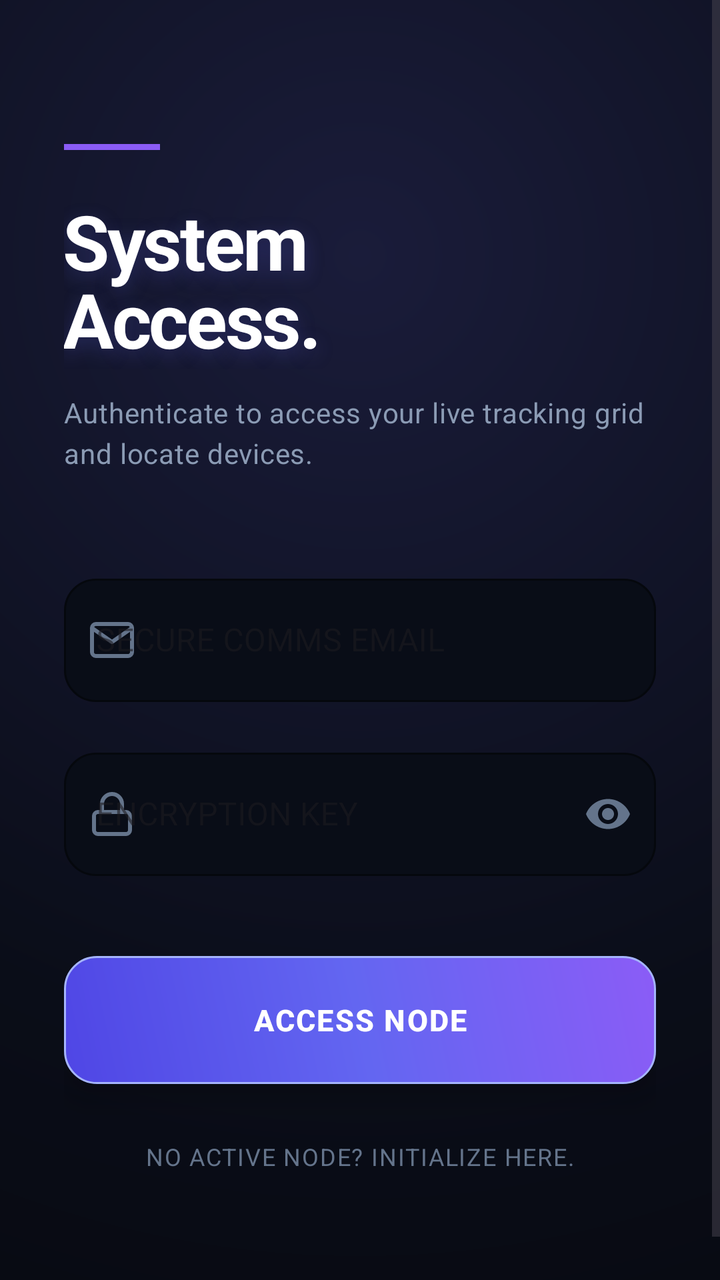
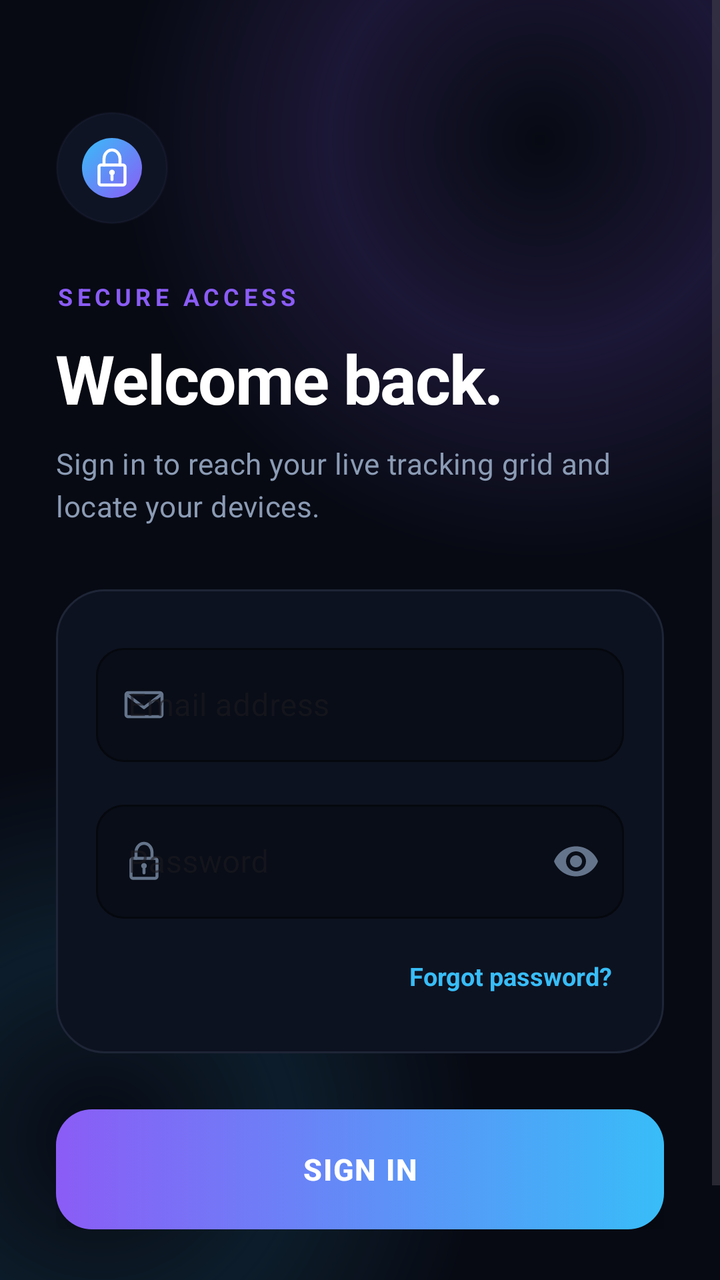

Before-and-after screenshots of an Android layout around one commit, followed by the original layout XML and the change that was made.
<!-- AndroidManifest.xml: application theme Theme.Gotilo -->
<!-- res/layout/activity_login.xml -->
<?xml version="1.0" encoding="utf-8"?>
<ScrollView xmlns:android="http://schemas.android.com/apk/res/android"
    xmlns:app="http://schemas.android.com/apk/res-auto"
    xmlns:tools="http://schemas.android.com/tools"
    android:layout_width="match_parent"
    android:layout_height="match_parent"
    android:background="@drawable/bg_ambient_glow"
    android:fillViewport="true"
    android:overScrollMode="never">

    <androidx.constraintlayout.widget.ConstraintLayout
        android:layout_width="match_parent"
        android:layout_height="wrap_content"
        android:paddingHorizontal="32dp"
        android:paddingVertical="40dp">

        
        <View
            android:id="@+id/techAccent"
            android:layout_width="48dp"
            android:layout_height="3dp"
            android:layout_marginTop="32dp"
            android:background="#8B5CF6"
            app:layout_constraintStart_toStartOf="parent"
            app:layout_constraintTop_toTopOf="parent" />

        
        <TextView
            android:id="@+id/tvTitle"
            android:layout_width="0dp"
            android:layout_height="wrap_content"
            android:layout_marginTop="20dp"
            android:text="System\nAccess."
            android:textColor="#FFFFFF"
            android:textSize="38sp"
            android:textStyle="bold"
            android:lineSpacingExtra="-6dp"
            android:letterSpacing="-0.03"
            android:shadowColor="#406366F1"
            android:shadowDx="0"
            android:shadowDy="8"
            android:shadowRadius="24"
            app:layout_constraintEnd_toEndOf="parent"
            app:layout_constraintStart_toStartOf="parent"
            app:layout_constraintTop_toBottomOf="@id/techAccent" />

        <TextView
            android:id="@+id/tvSubtitle"
            android:layout_width="0dp"
            android:layout_height="wrap_content"
            android:layout_marginTop="12dp"
            android:text="Authenticate to access your live tracking grid and locate devices."
            android:textColor="#8B9BB4"
            android:textSize="14sp"
            android:letterSpacing="0.02"
            android:lineSpacingExtra="4dp"
            app:layout_constraintEnd_toEndOf="parent"
            app:layout_constraintStart_toStartOf="parent"
            app:layout_constraintTop_toBottomOf="@id/tvTitle" />

        
        <LinearLayout
            android:id="@+id/formContainer"
            android:layout_width="match_parent"
            android:layout_height="wrap_content"
            android:layout_marginTop="48dp"
            android:orientation="vertical"
            app:layout_constraintBottom_toTopOf="@+id/btnLogin"
            app:layout_constraintTop_toBottomOf="@id/tvSubtitle"
            app:layout_constraintVertical_bias="0.3">

            
            <com.google.android.material.textfield.TextInputLayout
                style="@style/Widget.MaterialComponents.TextInputLayout.OutlinedBox"
                android:layout_width="match_parent"
                android:layout_height="wrap_content"
                android:layout_marginBottom="20dp"
                android:hint="SECURE COMMS EMAIL"
                app:boxBackgroundColor="#090D17"
                app:boxCornerRadiusBottomEnd="16dp"
                app:boxCornerRadiusBottomStart="16dp"
                app:boxCornerRadiusTopEnd="16dp"
                app:boxCornerRadiusTopStart="16dp"
                app:boxStrokeColor="#8B5CF6"
                app:boxStrokeWidth="1dp"
                app:boxStrokeWidthFocused="2dp"
                app:hintTextColor="#8B5CF6"
                app:startIconDrawable="@drawable/ic_email"
                app:startIconTint="#64748B">

                <com.google.android.material.textfield.TextInputEditText
                    android:id="@+id/etLoginEmail"
                    android:layout_width="match_parent"
                    android:layout_height="wrap_content"
                    android:inputType="textEmailAddress"
                    android:paddingVertical="20dp"
                    android:textColor="#FFFFFF"
                    android:textColorHint="#334155"
                    android:textCursorDrawable="@null"
                    android:textSize="16sp" />
            </com.google.android.material.textfield.TextInputLayout>

            
            <com.google.android.material.textfield.TextInputLayout
                style="@style/Widget.MaterialComponents.TextInputLayout.OutlinedBox"
                android:layout_width="match_parent"
                android:layout_height="wrap_content"
                android:hint="ENCRYPTION KEY"
                app:boxBackgroundColor="#090D17"
                app:boxCornerRadiusBottomEnd="16dp"
                app:boxCornerRadiusBottomStart="16dp"
                app:boxCornerRadiusTopEnd="16dp"
                app:boxCornerRadiusTopStart="16dp"
                app:boxStrokeColor="#8B5CF6"
                app:boxStrokeWidth="1dp"
                app:boxStrokeWidthFocused="2dp"
                app:hintTextColor="#8B5CF6"
                app:passwordToggleEnabled="true"
                app:passwordToggleTint="#64748B"
                app:startIconDrawable="@drawable/ic_lock"
                app:startIconTint="#64748B">

                <com.google.android.material.textfield.TextInputEditText
                    android:id="@+id/etLoginPassword"
                    android:layout_width="match_parent"
                    android:layout_height="wrap_content"
                    android:inputType="textPassword"
                    android:paddingVertical="20dp"
                    android:textColor="#FFFFFF"
                    android:textColorHint="#334155"
                    android:textCursorDrawable="@null"
                    android:textSize="16sp" />
            </com.google.android.material.textfield.TextInputLayout>

        </LinearLayout>

        
        <androidx.appcompat.widget.AppCompatButton
            android:id="@+id/btnLogin"
            android:layout_width="match_parent"
            android:layout_height="64dp"
            android:layout_marginTop="40dp"
            android:layout_marginBottom="16dp"
            android:background="@drawable/bg_tech_button"
            android:elevation="8dp"
            android:letterSpacing="0.05"
            android:stateListAnimator="@null"
            android:text="Access Node"
            android:textAllCaps="true"
            android:textColor="#FFFFFF"
            android:textSize="15sp"
            android:textStyle="bold"
            app:layout_constraintBottom_toTopOf="@+id/tvGoToRegister"
            app:layout_constraintTop_toBottomOf="@id/formContainer"
            app:layout_constraintVertical_bias="1.0" />

        
        <ProgressBar
            android:id="@+id/loginProgressBar"
            android:layout_width="32dp"
            android:layout_height="32dp"
            android:indeterminateTint="#FFFFFF"
            android:elevation="10dp"
            android:visibility="gone"
            app:layout_constraintBottom_toBottomOf="@+id/btnLogin"
            app:layout_constraintEnd_toEndOf="@+id/btnLogin"
            app:layout_constraintStart_toStartOf="@+id/btnLogin"
            app:layout_constraintTop_toTopOf="@+id/btnLogin" />

        
        <TextView
            android:id="@+id/tvGoToRegister"
            android:layout_width="wrap_content"
            android:layout_height="wrap_content"
            android:layout_marginBottom="24dp"
            android:background="?attr/selectableItemBackgroundBorderless"
            android:clickable="true"
            android:focusable="true"
            android:padding="12dp"
            android:text="NO ACTIVE NODE? INITIALIZE HERE."
            android:textColor="#64748B"
            android:textSize="12sp"
            android:letterSpacing="0.05"
            app:layout_constraintBottom_toBottomOf="parent"
            app:layout_constraintEnd_toEndOf="parent"
            app:layout_constraintStart_toStartOf="parent" />

    </androidx.constraintlayout.widget.ConstraintLayout>
</ScrollView>
<!-- resources referenced by this layout -->
<resources>
  <!-- drawable bg_ambient_glow (drawable) -->
  <?xml version="1.0" encoding="utf-8"?>
  <shape xmlns:android="http://schemas.android.com/apk/res/android"
      android:shape="rectangle">
      <gradient
          android:type="radial"
          android:centerX="0.5"
          android:centerY="0.2"
          android:gradientRadius="800dp"
          android:startColor="#1A1C3A"
          android:centerColor="#0A0D18"
          android:endColor="#05070A" />
  </shape>
  <!-- drawable bg_tech_button (drawable) -->
  <?xml version="1.0" encoding="utf-8"?>
  <shape xmlns:android="http://schemas.android.com/apk/res/android">
      <gradient
          android:angle="45"
          android:startColor="#4F46E5"
          android:centerColor="#6366F1"
          android:endColor="#8B5CF6"
          android:type="linear" />
      <corners android:radius="16dp" />
      
      <stroke
          android:width="1dp"
          android:color="#A5B4FC" />
  </shape>
  <!-- drawable ic_email (drawable) -->
  <?xml version="1.0" encoding="utf-8"?>
  <vector xmlns:android="http://schemas.android.com/apk/res/android"
      android:width="24dp"
      android:height="24dp"
      android:viewportWidth="24"
      android:viewportHeight="24">
      <path
          android:fillColor="#00000000"
          android:strokeColor="#FFFFFF"
          android:strokeLineCap="round"
          android:strokeLineJoin="round"
          android:strokeWidth="2"
          android:pathData="M4,4h16c1.1,0 2,0.9 2,2v12c0,1.1 -0.9,2 -2,2H4c-1.1,0 -2,-0.9 -2,-2V6c0,-1.1 0.9,-2 2,-2zM22,6l-10,7L2,6" />
  </vector>
  <!-- drawable ic_lock (drawable) -->
  <?xml version="1.0" encoding="utf-8"?>
  <vector xmlns:android="http://schemas.android.com/apk/res/android"
      android:width="24dp"
      android:height="24dp"
      android:viewportWidth="24"
      android:viewportHeight="24">
      <path
          android:fillColor="#00000000"
          android:strokeColor="#FFFFFF"
          android:strokeLineCap="round"
          android:strokeLineJoin="round"
          android:strokeWidth="2"
          android:pathData="M19,11H5c-1.1,0 -2,0.9 -2,2v7c0,1.1 0.9,2 2,2h14c1.1,0 2,-0.9 2,-2v-7c0,-1.1 -0.9,-2 -2,-2zM7,11V7a5,5 0,0 1,10 0v4" />
  </vector>
  <style name="Base.Theme.Gotilo" parent="Theme.Material3.DayNight.NoActionBar">
          
          
      </style>
  <!-- unchanged entries left out for length: 1 -->
</resources>

<!-- the commit's change to res/layout/activity_login.xml (unified diff, before → after) -->
@@ -11,48 +11,65 @@
     <androidx.constraintlayout.widget.ConstraintLayout
         android:layout_width="match_parent"
         android:layout_height="wrap_content"
-        android:paddingHorizontal="32dp"
-        android:paddingVertical="40dp">
-
-        
-        <View
-            android:id="@+id/techAccent"
-            android:layout_width="48dp"
-            android:layout_height="3dp"
-            android:layout_marginTop="32dp"
-            android:background="#8B5CF6"
-            app:layout_constraintStart_toStartOf="parent"
-            app:layout_constraintTop_toTopOf="parent" />
+        android:paddingHorizontal="28dp"
+        android:paddingTop="56dp"
+        android:paddingBottom="32dp">
+
+        
+        <FrameLayout
+            android:id="@+id/logoBadge"
+            android:layout_width="56dp"
+            android:layout_height="56dp"
+            android:background="@drawable/bg_logo_circle"
+            app:layout_constraintStart_toStartOf="parent"
+            app:layout_constraintTop_toTopOf="parent">
+
+            <ImageView
+                android:layout_width="24dp"
+                android:layout_height="24dp"
+                android:layout_gravity="center"
+                android:src="@drawable/ic_lock"
+                app:tint="#FFFFFF" />
+        </FrameLayout>
+
+        
+        <TextView
+            android:id="@+id/tvEyebrow"
+            android:layout_width="wrap_content"
+            android:layout_height="wrap_content"
+            android:layout_marginTop="28dp"
+            android:text="SECURE ACCESS"
+            android:textColor="#8B5CF6"
+            android:textSize="12sp"
+            android:textStyle="bold"
+            android:letterSpacing="0.18"
+            app:layout_constraintStart_toStartOf="parent"
+            app:layout_constraintTop_toBottomOf="@id/logoBadge" />
 
         
         <TextView
             android:id="@+id/tvTitle"
             android:layout_width="0dp"
             android:layout_height="wrap_content"
-            android:layout_marginTop="20dp"
-            android:text="System\nAccess."
+            android:layout_marginTop="10dp"
+            android:text="Welcome back."
             android:textColor="#FFFFFF"
-            android:textSize="38sp"
+            android:textSize="34sp"
             android:textStyle="bold"
-            android:lineSpacingExtra="-6dp"
-            android:letterSpacing="-0.03"
-            android:shadowColor="#406366F1"
-            android:shadowDx="0"
-            android:shadowDy="8"
-            android:shadowRadius="24"
+            android:letterSpacing="-0.02"
             app:layout_constraintEnd_toEndOf="parent"
             app:layout_constraintStart_toStartOf="parent"
-            app:layout_constraintTop_toBottomOf="@id/techAccent" />
+            app:layout_constraintTop_toBottomOf="@id/tvEyebrow" />
 
         <TextView
             android:id="@+id/tvSubtitle"
             android:layout_width="0dp"
             android:layout_height="wrap_content"
-            android:layout_marginTop="12dp"
-            android:text="Authenticate to access your live tracking grid and locate devices."
+            android:layout_marginTop="10dp"
+            android:text="Sign in to reach your live tracking grid and locate your devices."
             android:textColor="#8B9BB4"
-            android:textSize="14sp"
-            android:letterSpacing="0.02"
+            android:textSize="14.5sp"
+            android:letterSpacing="0.01"
             android:lineSpacingExtra="4dp"
             app:layout_constraintEnd_toEndOf="parent"
             app:layout_constraintStart_toStartOf="parent"
@@ -63,24 +80,24 @@
             android:id="@+id/formContainer"
             android:layout_width="match_parent"
             android:layout_height="wrap_content"
-            android:layout_marginTop="48dp"
+            android:layout_marginTop="32dp"
             android:orientation="vertical"
-            app:layout_constraintBottom_toTopOf="@+id/btnLogin"
-            app:layout_constraintTop_toBottomOf="@id/tvSubtitle"
-            app:layout_constraintVertical_bias="0.3">
+            android:background="@drawable/bg_card_glass"
+            app:layout_constraintTop_toBottomOf="@id/tvSubtitle">
 
             
             <com.google.android.material.textfield.TextInputLayout
+                android:id="@+id/tilLoginEmail"
                 style="@style/Widget.MaterialComponents.TextInputLayout.OutlinedBox"
                 android:layout_width="match_parent"
                 android:layout_height="wrap_content"
-                android:layout_marginBottom="20dp"
-                android:hint="SECURE COMMS EMAIL"
+                android:layout_marginBottom="16dp"
+                android:hint="Email address"
                 app:boxBackgroundColor="#090D17"
-                app:boxCornerRadiusBottomEnd="16dp"
-                app:boxCornerRadiusBottomStart="16dp"
-                app:boxCornerRadiusTopEnd="16dp"
-                app:boxCornerRadiusTopStart="16dp"
+                app:boxCornerRadiusBottomEnd="14dp"
+                app:boxCornerRadiusBottomStart="14dp"
+                app:boxCornerRadiusTopEnd="14dp"
+                app:boxCornerRadiusTopStart="14dp"
                 app:boxStrokeColor="#8B5CF6"
                 app:boxStrokeWidth="1dp"
                 app:boxStrokeWidthFocused="2dp"
@@ -93,24 +110,25 @@
                     android:layout_width="match_parent"
                     android:layout_height="wrap_content"
                     android:inputType="textEmailAddress"
-                    android:paddingVertical="20dp"
+                    android:paddingVertical="18dp"
                     android:textColor="#FFFFFF"
-                    android:textColorHint="#334155"
+                    android:textColorHint="#475569"
                     android:textCursorDrawable="@null"
-                    android:textSize="16sp" />
+                    android:textSize="15.5sp" />
             </com.google.android.material.textfield.TextInputLayout>
 
             
             <com.google.android.material.textfield.TextInputLayout
+                android:id="@+id/tilLoginPassword"
                 style="@style/Widget.MaterialComponents.TextInputLayout.OutlinedBox"
                 android:layout_width="match_parent"
                 android:layout_height="wrap_content"
-                android:hint="ENCRYPTION KEY"
+                android:hint="Password"
                 app:boxBackgroundColor="#090D17"
-                app:boxCornerRadiusBottomEnd="16dp"
-                app:boxCornerRadiusBottomStart="16dp"
-                app:boxCornerRadiusTopEnd="16dp"
-                app:boxCornerRadiusTopStart="16dp"
+                app:boxCornerRadiusBottomEnd="14dp"
+                app:boxCornerRadiusBottomStart="14dp"
+                app:boxCornerRadiusTopEnd="14dp"
+                app:boxCornerRadiusTopStart="14dp"
                 app:boxStrokeColor="#8B5CF6"
                 app:boxStrokeWidth="1dp"
                 app:boxStrokeWidthFocused="2dp"
@@ -125,65 +143,78 @@
                     android:layout_width="match_parent"
                     android:layout_height="wrap_content"
                     android:inputType="textPassword"
-                    android:paddingVertical="20dp"
+                    android:paddingVertical="18dp"
                     android:textColor="#FFFFFF"
-                    android:textColorHint="#334155"
+                    android:textColorHint="#475569"
                     android:textCursorDrawable="@null"
-                    android:textSize="16sp" />
+                    android:textSize="15.5sp" />
             </com.google.android.material.textfield.TextInputLayout>
 
+            
+            <TextView
+                android:id="@+id/tvForgotPassword"
+                android:layout_width="wrap_content"
+                android:layout_height="wrap_content"
+                android:layout_gravity="end"
+                android:layout_marginTop="14dp"
+                android:background="?attr/selectableItemBackgroundBorderless"
+                android:clickable="true"
+                android:focusable="true"
+                android:padding="6dp"
+                android:text="Forgot password?"
+                android:textColor="#38BDF8"
+                android:textSize="12.5sp"
+                android:textStyle="bold" />
+
         </LinearLayout>
 
         
-        <androidx.appcompat.widget.AppCompatButton
-            android:id="@+id/btnLogin"
+        <FrameLayout
+            android:id="@+id/btnLoginWrapper"
             android:layout_width="match_parent"
-            android:layout_height="64dp"
-            android:layout_marginTop="40dp"
-            android:layout_marginBottom="16dp"
-            android:background="@drawable/bg_tech_button"
-            android:elevation="8dp"
-            android:letterSpacing="0.05"
-            android:stateListAnimator="@null"
-            android:text="Access Node"
-            android:textAllCaps="true"
-            android:textColor="#FFFFFF"
-            android:textSize="15sp"
-            android:textStyle="bold"
-            app:layout_constraintBottom_toTopOf="@+id/tvGoToRegister"
-            app:layout_constraintTop_toBottomOf="@id/formContainer"
-            app:layout_constraintVertical_bias="1.0" />
-
-        
-        <ProgressBar
-            android:id="@+id/loginProgressBar"
-            android:layout_width="32dp"
-            android:layout_height="32dp"
-            android:indeterminateTint="#FFFFFF"
-            android:elevation="10dp"
-            android:visibility="gone"
-            app:layout_constraintBottom_toBottomOf="@+id/btnLogin"
-            app:layout_constraintEnd_toEndOf="@+id/btnLogin"
-            app:layout_constraintStart_toStartOf="@+id/btnLogin"
-            app:layout_constraintTop_toTopOf="@+id/btnLogin" />
-
-        
-        <TextView
-            android:id="@+id/tvGoToRegister"
+            android:layout_height="60dp"
+            android:layout_marginTop="28dp"
+            app:layout_constraintTop_toBottomOf="@id/formContainer">
+
+            <androidx.appcompat.widget.AppCompatButton
+                android:id="@+id/btnLogin"
+                android:layout_width="match_parent"
+                android:layout_height="match_parent"
+                android:background="@drawable/bg_tech_button"
+                android:elevation="6dp"
+                android:letterSpacing="0.04"
+                android:stateListAnimator="@null"
+                android:text="Sign In"
+                android:textAllCaps="true"
+                android:textColor="#FFFFFF"
+                android:textSize="15sp"
+                android:textStyle="bold" />
+
+            
+            <ProgressBar
+                android:id="@+id/loginProgressBar"
+                android:layout_width="26dp"
+                android:layout_height="26dp"
+                android:layout_gravity="center"
+                android:indeterminateTint="#FFFFFF"
+                android:visibility="gone" />
+        </FrameLayout>
+
+        
+        <TextView
+            android:id="@+id/tvDivider"
             android:layout_width="wrap_content"
             android:layout_height="wrap_content"
-            android:layout_marginBottom="24dp"
-            android:background="?attr/selectableItemBackgroundBorderless"
-            android:clickable="true"
-            android:focusable="true"
-            android:padding="12dp"
-            android:text="NO ACTIVE NODE? INITIALIZE HERE."
-            android:textColor="#64748B"
+            android:layout_marginTop="28dp"
+            android:text="— New here? —"
+            android:textColor="#334155"
             android:textSize="12sp"
             android:letterSpacing="0.05"
-            app:layout_constraintBottom_toBottomOf="parent"
             app:layout_constraintEnd_toEndOf="parent"
-            app:layout_constraintStart_toStartOf="parent" />
+            app:layout_constraintStart_toStartOf="parent"
+            app:layout_constraintTop_toBottomOf="@id/btnLoginWrapper" />
+
+        
 
     </androidx.constraintlayout.widget.ConstraintLayout>
 </ScrollView>
<!-- resource entries referenced after the edit -->
@@ -2,32 +2,104 @@
 <resources>
   <!-- drawable bg_ambient_glow (drawable) -->
   <?xml version="1.0" encoding="utf-8"?>
+  <layer-list xmlns:android="http://schemas.android.com/apk/res/android">
+  
+      
+      <item>
+          <shape android:shape="rectangle">
+              <solid android:color="#070A13" />
+          </shape>
+      </item>
+  
+      
+      <item android:gravity="top|end" android:width="420dp" android:height="420dp"
+          android:top="-140dp" android:end="-120dp">
+          <shape android:shape="oval">
+              <gradient
+                  android:type="radial"
+                  android:gradientRadius="210dp"
+                  android:centerColor="#268B5CF6"
+                  android:endColor="#00070A13" />
+          </shape>
+      </item>
+  
+      
+      <item android:gravity="bottom|start" android:width="380dp" android:height="380dp"
+          android:bottom="-120dp" android:start="-140dp">
+          <shape android:shape="oval">
+              <gradient
+                  android:type="radial"
+                  android:gradientRadius="190dp"
+                  android:centerColor="#1A38BDF8"
+                  android:endColor="#00070A13" />
+          </shape>
+      </item>
+  
+  </layer-list>
+  <!-- drawable bg_card_glass (drawable) -->
+  <?xml version="1.0" encoding="utf-8"?>
   <shape xmlns:android="http://schemas.android.com/apk/res/android"
       android:shape="rectangle">
-      <gradient
-          android:type="radial"
-          android:centerX="0.5"
-          android:centerY="0.2"
-          android:gradientRadius="800dp"
-          android:startColor="#1A1C3A"
-          android:centerColor="#0A0D18"
-          android:endColor="#05070A" />
+      <solid android:color="#0D1220" />
+      <corners android:radius="24dp" />
+      <stroke android:width="1dp" android:color="#1E2536" />
+      <padding
+          android:left="20dp"
+          android:top="24dp"
+          android:right="20dp"
+          android:bottom="24dp" />
   </shape>
+  <!-- drawable bg_logo_circle (drawable) -->
+  <?xml version="1.0" encoding="utf-8"?>
+  <layer-list xmlns:android="http://schemas.android.com/apk/res/android">
+  
+      <item>
+          <shape android:shape="oval">
+              <solid android:color="#0F1424" />
+              <stroke android:width="1dp" android:color="#332E3550" />
+          </shape>
+      </item>
+  
+      <item android:width="30dp" android:height="30dp" android:gravity="center">
+          <shape android:shape="oval">
+              <gradient
+                  android:type="linear"
+                  android:angle="135"
+                  android:startColor="#8B5CF6"
+                  android:endColor="#38BDF8" />
+          </shape>
+      </item>
+  
+  </layer-list>
   <!-- drawable bg_tech_button (drawable) -->
   <?xml version="1.0" encoding="utf-8"?>
-  <shape xmlns:android="http://schemas.android.com/apk/res/android">
-      <gradient
-          android:angle="45"
-          android:startColor="#4F46E5"
-          android:centerColor="#6366F1"
-          android:endColor="#8B5CF6"
-          android:type="linear" />
-      <corners android:radius="16dp" />
+  <selector xmlns:android="http://schemas.android.com/apk/res/android">
+  
       
-      <stroke
-          android:width="1dp"
-          android:color="#A5B4FC" />
-  </shape>
+      <item android:state_pressed="true">
+          <shape android:shape="rectangle">
+              <corners android:radius="18dp" />
+              <gradient
+                  android:type="linear"
+                  android:angle="0"
+                  android:startColor="#7C3AED"
+                  android:endColor="#0EA5E9" />
+          </shape>
+      </item>
+  
+      
+      <item>
+          <shape android:shape="rectangle">
+              <corners android:radius="18dp" />
+              <gradient
+                  android:type="linear"
+                  android:angle="0"
+                  android:startColor="#8B5CF6"
+                  android:endColor="#38BDF8" />
+          </shape>
+      </item>
+  
+  </selector>
   <!-- drawable ic_email (drawable) -->
   <?xml version="1.0" encoding="utf-8"?>
   <vector xmlns:android="http://schemas.android.com/apk/res/android"
@@ -35,13 +107,21 @@
       android:height="24dp"
       android:viewportWidth="24"
       android:viewportHeight="24">
+  
       <path
-          android:fillColor="#00000000"
+          android:pathData="M4,6 L20,6 A1,1 0 0,1 21,7 L21,17 A1,1 0 0,1 20,18 L4,18 A1,1 0 0,1 3,17 L3,7 A1,1 0 0,1 4,6 Z"
           android:strokeColor="#FFFFFF"
+          android:strokeWidth="1.5"
+          android:fillColor="#00000000" />
+  
+      <path
+          android:pathData="M3.5,7 L12,13.5 L20.5,7"
+          android:strokeColor="#FFFFFF"
+          android:strokeWidth="1.5"
           android:strokeLineCap="round"
           android:strokeLineJoin="round"
-          android:strokeWidth="2"
-          android:pathData="M4,4h16c1.1,0 2,0.9 2,2v12c0,1.1 -0.9,2 -2,2H4c-1.1,0 -2,-0.9 -2,-2V6c0,-1.1 0.9,-2 2,-2zM22,6l-10,7L2,6" />
+          android:fillColor="#00000000" />
+  
   </vector>
   <!-- drawable ic_lock (drawable) -->
   <?xml version="1.0" encoding="utf-8"?>
@@ -50,17 +130,38 @@
       android:height="24dp"
       android:viewportWidth="24"
       android:viewportHeight="24">
+  
       <path
-          android:fillColor="#00000000"
+          android:pathData="M6.5,10.5 L17.5,10.5 A1,1 0 0,1 18.5,11.5 L18.5,19.5 A1,1 0 0,1 17.5,20.5 L6.5,20.5 A1,1 0 0,1 5.5,19.5 L5.5,11.5 A1,1 0 0,1 6.5,10.5 Z"
           android:strokeColor="#FFFFFF"
+          android:strokeWidth="1.5"
+          android:fillColor="#00000000" />
+  
+      <path
+          android:pathData="M8,10.5 L8,7.5 C8,5.01 9.79,3 12,3 C14.21,3 16,5.01 16,7.5 L16,10.5"
+          android:strokeColor="#FFFFFF"
+          android:strokeWidth="1.5"
           android:strokeLineCap="round"
-          android:strokeLineJoin="round"
-          android:strokeWidth="2"
-          android:pathData="M19,11H5c-1.1,0 -2,0.9 -2,2v7c0,1.1 0.9,2 2,2h14c1.1,0 2,-0.9 2,-2v-7c0,-1.1 -0.9,-2 -2,-2zM7,11V7a5,5 0,0 1,10 0v4" />
+          android:fillColor="#00000000" />
+  
+      <path
+          android:pathData="M12,14.25 m-1.4,0 a1.4,1.4 0 1,0 2.8,0 a1.4,1.4 0 1,0 -2.8,0"
+          android:fillColor="#FFFFFF" />
+  
+      <path
+          android:pathData="M12,15.6 L12,17.8"
+          android:strokeColor="#FFFFFF"
+          android:strokeWidth="1.5"
+          android:strokeLineCap="round"
+          android:fillColor="#00000000" />
+  
   </vector>
   <style name="Base.Theme.Gotilo" parent="Theme.Material3.DayNight.NoActionBar">
           
-          
+          <item name="android:windowBackground">#090D17</item>
+          <item name="android:windowNoTitle">true</item>
+          <item name="android:windowIsFloating">false</item>
+          <item name="android:windowIsTranslucent">false</item>
       </style>
   <!-- unchanged entries left out for length: 1 -->
 </resources>
